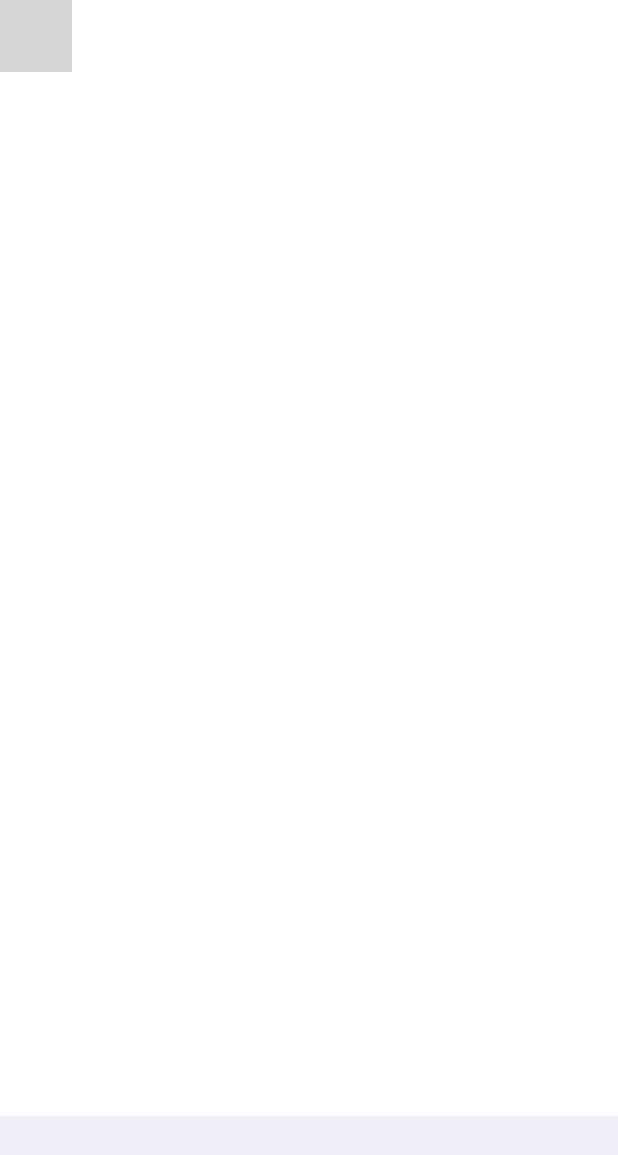
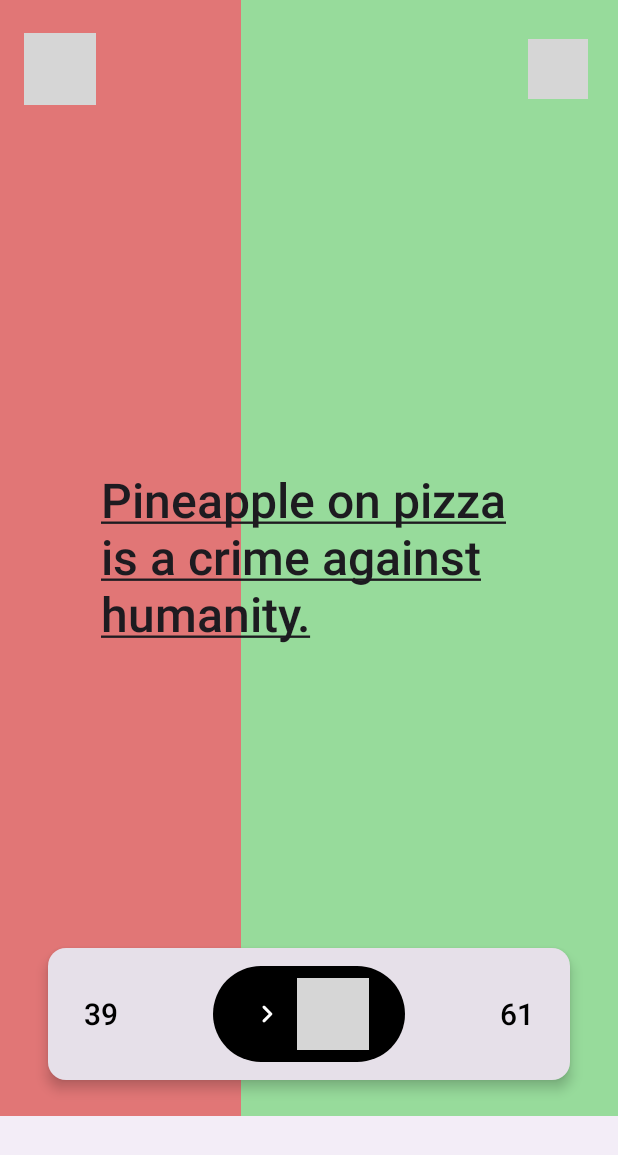
Before and after one commit to gohlinka2/amiright-android, an Android app built with Jetpack Compose: the FeedScreen screen opened through its navigation route, on a phone screen of 412 x 824 dp. Shown: the top 1155 px of the screen. Run offline under Robolectric (Android 15) with nearby library versions, the phone set to English and light mode, and no system bars; our stand-ins replace Firebase (no records; nobody signed in at launch, a user with empty details on screens opened directly); 4 statements that could not run were skipped; grey boxes are pictures that could not be loaded.

Commit message:
Add UI for feed

```diff
--- a/coreUi/src/main/res/values/strings.xml
+++ b/coreUi/src/main/res/values/strings.xml
@@ -6,4 +6,9 @@
     <string name="an_error_occurred_please_check_your_connection">An error occurred. Please check your connection and try again.</string>
     <string name="feed">Feed</string>
     <string name="my_posts">My Posts</string>
+    <string name="add_post">Add Post</string>
+    <string name="no_more_posts_come_back_later">No more posts. Come back later!</string>
+    <string name="vote_no">Vote no</string>
+    <string name="vote_yes">Vote yes</string>
+    <string name="next">Next</string>
 </resources>
--- a/frontHome/src/main/java/cz/frantisekhlinka/amiright/fronthome/di.kt
+++ b/frontHome/src/main/java/cz/frantisekhlinka/amiright/fronthome/di.kt
@@ -1,7 +1,9 @@
 package cz.frantisekhlinka.amiright.fronthome
 
+import cz.frantisekhlinka.amiright.fronthome.viewmodel.FeedViewModel
+import org.koin.core.module.dsl.viewModelOf
 import org.koin.dsl.module
 
 val frontHomeModule = module {
-
+    viewModelOf(::FeedViewModel)
 }
--- /dev/null
+++ b/frontHome/src/main/java/cz/frantisekhlinka/amiright/fronthome/ui/screen/FeedScreen.kt
@@ -0,0 +1,181 @@
+package cz.frantisekhlinka.amiright.fronthome.ui.screen
+
+import androidx.compose.foundation.layout.Box
+import androidx.compose.foundation.layout.fillMaxSize
+import androidx.compose.foundation.layout.padding
+import androidx.compose.foundation.layout.safeContentPadding
+import androidx.compose.material3.CircularProgressIndicator
+import androidx.compose.material3.MaterialTheme
+import androidx.compose.material3.Surface
+import androidx.compose.material3.Text
+import androidx.compose.runtime.Composable
+import androidx.compose.runtime.getValue
+import androidx.compose.ui.Alignment
+import androidx.compose.ui.Modifier
+import androidx.compose.ui.res.stringResource
+import androidx.compose.ui.text.style.TextDecoration
+import androidx.compose.ui.tooling.preview.Preview
+import androidx.compose.ui.unit.dp
+import androidx.lifecycle.compose.collectAsStateWithLifecycle
+import cz.frantisekhlinka.amiright.coreui.R
+import cz.frantisekhlinka.amiright.coreui.theme.AMIRIGHTTheme
+import cz.frantisekhlinka.amiright.coreui.theme.HintText
+import cz.frantisekhlinka.amiright.fronthome.ui.view.FeedHeader
+import cz.frantisekhlinka.amiright.fronthome.ui.view.ResultsCard
+import cz.frantisekhlinka.amiright.fronthome.ui.view.VoteIndicators
+import cz.frantisekhlinka.amiright.fronthome.ui.view.VoteResults
+import cz.frantisekhlinka.amiright.fronthome.ui.view.VoteTouchTargets
+import cz.frantisekhlinka.amiright.fronthome.viewmodel.FeedUIModel
+import cz.frantisekhlinka.amiright.fronthome.viewmodel.FeedViewModel
+import cz.frantisekhlinka.amiright.fronthome.viewmodel.VoteData
+import org.koin.androidx.compose.koinViewModel
+
+/**
+ * Shows one post with a bold statement at a time.
+ * The user can vote on the statement by typing on the left or right side of the screen.
+ * After the user votes, the results are shown and they can move to the next post.
+ */
+@Composable
+fun FeedScreen(modifier: Modifier = Modifier) {
+    val viewModel: FeedViewModel = koinViewModel()
+    val state by viewModel.state.collectAsStateWithLifecycle()
+
+    FeedScreenStateless(state, modifier)
+}
+
+@Composable
+internal fun FeedScreenStateless(
+    model: FeedUIModel,
+    modifier: Modifier = Modifier,
+    onAddButtonClick: () -> Unit = {},
+) {
+    Surface {
+        Box(modifier.fillMaxSize()) {
+            when (model) {
+                FeedUIModel.Loading -> FeedLoading()
+                FeedUIModel.NoPosts -> FeedNoPosts()
+                is FeedUIModel.Post -> FeedPost(model)
+            }
+            FeedHeader(
+                onAddButtonClick = onAddButtonClick,
+                modifier = Modifier
+                    .align(Alignment.TopCenter)
+                    .safeContentPadding()
+            )
+        }
+    }
+}
+
+@Composable
+private fun FeedLoading(
+    modifier: Modifier = Modifier
+) {
+    Box(
+        modifier.fillMaxSize(),
+        contentAlignment = Alignment.Center
+    ) {
+        CircularProgressIndicator()
+    }
+}
+
+@Composable
+private fun FeedNoPosts(
+    modifier: Modifier = Modifier
+) {
+    Box(
+        modifier.fillMaxSize(),
+        contentAlignment = Alignment.Center
+    ) {
+        Text(
+            stringResource(R.string.no_more_posts_come_back_later),
+            style = MaterialTheme.typography.displayMedium,
+            color = HintText,
+            modifier = Modifier.padding(horizontal = 67.dp)
+        )
+    }
+}
+
+@Composable
+private fun FeedPost(
+    state: FeedUIModel.Post,
+    onVote: (Boolean) -> Unit = {},
+    onNextClicked: () -> Unit = {},
+    modifier: Modifier = Modifier
+) {
+    Box(
+        modifier.fillMaxSize(),
+    ) {
+        val voteData = state.voteData
+        if (voteData == null) {
+            VoteTouchTargets(onVote)
+        } else {
+            VoteResults(voteData)
+        }
+        if (voteData == null) {
+            VoteIndicators(
+                Modifier
+                    .align(Alignment.BottomCenter)
+                    .safeContentPadding()
+            )
+        }
+        Text(
+            state.postStatement,
+            style = MaterialTheme.typography.displayMedium.copy(
+                textDecoration = TextDecoration.Underline
+            ),
+            modifier = Modifier
+                .padding(horizontal = 67.dp)
+                .align(Alignment.Center)
+        )
+        if (voteData != null) {
+            ResultsCard(
+                voteData,
+                onNextClicked,
+                modifier = Modifier
+                    .align(Alignment.BottomCenter)
+                    .padding(bottom = 24.dp)
+                    .padding(horizontal = 32.dp)
+            )
+        }
+    }
+}
+
+@Preview
+@Composable
+private fun FeedScreenPreview() {
+    AMIRIGHTTheme {
+        FeedScreenStateless(
+            model = FeedUIModel.Post(
+                "Pineapple on pizza is a crime against humanity.",
+                VoteData(
+                    negativeVotes = 39,
+                    positiveVotes = 61,
+                ),
+            )
+        )
+    }
+}
+
+@Preview
+@Composable
+private fun FeedLoadingPreview() {
+    AMIRIGHTTheme {
+        FeedLoading()
+    }
+}
+
+@Preview
+@Composable
+private fun FeedNoPostsPreview() {
+    AMIRIGHTTheme {
+        FeedNoPosts()
+    }
+}
+
+@Preview
+@Composable
+private fun HeaderPreview() {
+    AMIRIGHTTheme {
+        FeedHeader()
+    }
+}
--- /dev/null
+++ b/frontHome/src/main/java/cz/frantisekhlinka/amiright/fronthome/ui/view/FeedHeader.kt
@@ -0,0 +1,49 @@
+package cz.frantisekhlinka.amiright.fronthome.ui.view
+
+import androidx.compose.foundation.layout.Arrangement
+import androidx.compose.foundation.layout.Row
+import androidx.compose.foundation.layout.fillMaxWidth
+import androidx.compose.foundation.layout.padding
+import androidx.compose.material.icons.Icons
+import androidx.compose.material.icons.rounded.Add
+import androidx.compose.material3.Icon
+import androidx.compose.material3.IconButton
+import androidx.compose.material3.IconButtonDefaults
+import androidx.compose.material3.MaterialTheme
+import androidx.compose.material3.Text
+import androidx.compose.runtime.Composable
+import androidx.compose.ui.Modifier
+import androidx.compose.ui.res.stringResource
+import androidx.compose.ui.unit.dp
+import cz.frantisekhlinka.amiright.coreui.R
+
+@Composable
+internal fun FeedHeader(
+    onAddButtonClick: () -> Unit = {},
+    modifier: Modifier = Modifier
+) {
+    Row(
+        modifier
+            .padding(horizontal = 16.dp)
+            .padding(top = 22.dp)
+            .fillMaxWidth(),
+        horizontalArrangement = Arrangement.SpaceBetween
+    ) {
+        Text(
+            stringResource(R.string.app_name_que),
+            style = MaterialTheme.typography.displaySmall,
+        )
+        IconButton(
+            onClick = onAddButtonClick,
+            colors = IconButtonDefaults.iconButtonColors(
+                containerColor = MaterialTheme.colorScheme.primary,
+                contentColor = MaterialTheme.colorScheme.onPrimary,
+            ),
+        ) {
+            Icon(
+                Icons.Rounded.Add,
+                contentDescription = stringResource(R.string.add_post),
+            )
+        }
+    }
+}
--- /dev/null
+++ b/frontHome/src/main/java/cz/frantisekhlinka/amiright/fronthome/ui/view/ResultsCard.kt
@@ -0,0 +1,78 @@
+package cz.frantisekhlinka.amiright.fronthome.ui.view
+
+import androidx.compose.foundation.layout.Arrangement
+import androidx.compose.foundation.layout.Row
+import androidx.compose.foundation.layout.Spacer
+import androidx.compose.foundation.layout.fillMaxWidth
+import androidx.compose.foundation.layout.padding
+import androidx.compose.foundation.layout.width
+import androidx.compose.material.icons.Icons
+import androidx.compose.material.icons.automirrored.rounded.KeyboardArrowRight
+import androidx.compose.material3.ButtonDefaults
+import androidx.compose.material3.Card
+import androidx.compose.material3.CardDefaults
+import androidx.compose.material3.FilledTonalButton
+import androidx.compose.material3.Icon
+import androidx.compose.material3.MaterialTheme
+import androidx.compose.material3.Text
+import androidx.compose.runtime.Composable
+import androidx.compose.ui.Alignment
+import androidx.compose.ui.Modifier
+import androidx.compose.ui.graphics.Color
+import androidx.compose.ui.res.stringResource
+import androidx.compose.ui.text.TextStyle
+import androidx.compose.ui.text.font.FontWeight
+import androidx.compose.ui.unit.dp
+import androidx.compose.ui.unit.sp
+import cz.frantisekhlinka.amiright.coreui.R
+import cz.frantisekhlinka.amiright.fronthome.viewmodel.VoteData
+
+@Composable
+internal fun ResultsCard(
+    voteData: VoteData,
+    onNextClicked: () -> Unit,
+    modifier: Modifier = Modifier,
+) {
+    Card(
+        shape = MaterialTheme.shapes.medium,
+        elevation = CardDefaults.cardElevation(defaultElevation = 5.dp),
+        modifier = modifier
+            .fillMaxWidth()
+    ) {
+        Row(
+            Modifier
+                .padding(vertical = 12.dp, horizontal = 24.dp)
+                .fillMaxWidth(),
+            horizontalArrangement = Arrangement.SpaceBetween,
+            verticalAlignment = Alignment.CenterVertically,
+        ) {
+            val textStyle = TextStyle(
+                fontWeight = FontWeight.SemiBold,
+                fontSize = 20.sp,
+                color = Color.Black
+            )
+            Text(
+                voteData.negativeVotes.toString(),
+                style = textStyle
+            )
+            FilledTonalButton(
+                onClick = onNextClicked,
+                colors = ButtonDefaults.filledTonalButtonColors(
+                    containerColor = MaterialTheme.colorScheme.primary,
+                    contentColor = MaterialTheme.colorScheme.onPrimary,
+                ),
+            ) {
+                Icon(
+                    Icons.AutoMirrored.Rounded.KeyboardArrowRight,
+                    contentDescription = null,
+                )
+                Spacer(Modifier.width(8.dp))
+                Text(stringResource(R.string.next))
+            }
+            Text(
+                voteData.positiveVotes.toString(),
+                style = textStyle
+            )
+        }
+    }
+}
--- /dev/null
+++ b/frontHome/src/main/java/cz/frantisekhlinka/amiright/fronthome/ui/view/VoteResults.kt
@@ -0,0 +1,37 @@
+package cz.frantisekhlinka.amiright.fronthome.ui.view
+
+import androidx.compose.foundation.background
+import androidx.compose.foundation.clickable
+import androidx.compose.foundation.interaction.MutableInteractionSource
+import androidx.compose.foundation.layout.Box
+import androidx.compose.foundation.layout.Row
+import androidx.compose.foundation.layout.fillMaxHeight
+import androidx.compose.foundation.layout.fillMaxSize
+import androidx.compose.material.ripple.rememberRipple
+import androidx.compose.runtime.Composable
+import androidx.compose.runtime.remember
+import androidx.compose.ui.Modifier
+import cz.frantisekhlinka.amiright.coreui.theme.NegativeRed
+import cz.frantisekhlinka.amiright.coreui.theme.PositiveGreen
+import cz.frantisekhlinka.amiright.fronthome.viewmodel.VoteData
+
+@Composable
+internal fun VoteResults(voteData: VoteData) {
+    Row(
+        modifier = Modifier
+            .fillMaxSize()
+    ) {
+        Box(
+            modifier = Modifier
+                .weight(voteData.negativeVotes.toFloat())
+                .fillMaxHeight()
+                .background(color = NegativeRed)
+        )
+        Box(
+            modifier = Modifier
+                .weight(voteData.positiveVotes.toFloat())
+                .fillMaxHeight()
+                .background(color = PositiveGreen)
+        )
+    }
+}
--- /dev/null
+++ b/frontHome/src/main/java/cz/frantisekhlinka/amiright/fronthome/viewmodel/FeedViewModel.kt
@@ -0,0 +1,35 @@
+package cz.frantisekhlinka.amiright.fronthome.viewmodel
+
+import androidx.lifecycle.ViewModel
+import kotlinx.coroutines.flow.MutableStateFlow
+import kotlinx.coroutines.flow.asStateFlow
+
+internal class FeedViewModel : ViewModel() {
+    private val _state = MutableStateFlow<FeedUIModel>(FeedUIModel.Loading)
+    val state = _state.asStateFlow()
+
+    init {
+        // TODO: remove this dummy data
+        _state.value = FeedUIModel.Post(
+            postStatement = "Pineapple on pizza is a crime against humanity.",
+            voteData = VoteData(
+                negativeVotes = 39,
+                positiveVotes = 61,
+            ),
+        )
+    }
+}
+
+internal sealed class FeedUIModel {
+    data object Loading : FeedUIModel()
+    data object NoPosts : FeedUIModel()
+    data class Post(
+        val postStatement: String,
+        val voteData: VoteData?
+    ) : FeedUIModel()
+}
+
+internal data class VoteData(
+    val negativeVotes: Int,
+    val positiveVotes: Int
+)
```
Also changed, not shown: frontHome/src/main/java/cz/frantisekhlinka/amiright/fronthome/ui/view/VoteIndicator.kt (added, +70 -0 lines), frontHome/src/main/java/cz/frantisekhlinka/amiright/fronthome/ui/view/VoteTouchTargets.kt (added, +48 -0 lines).
